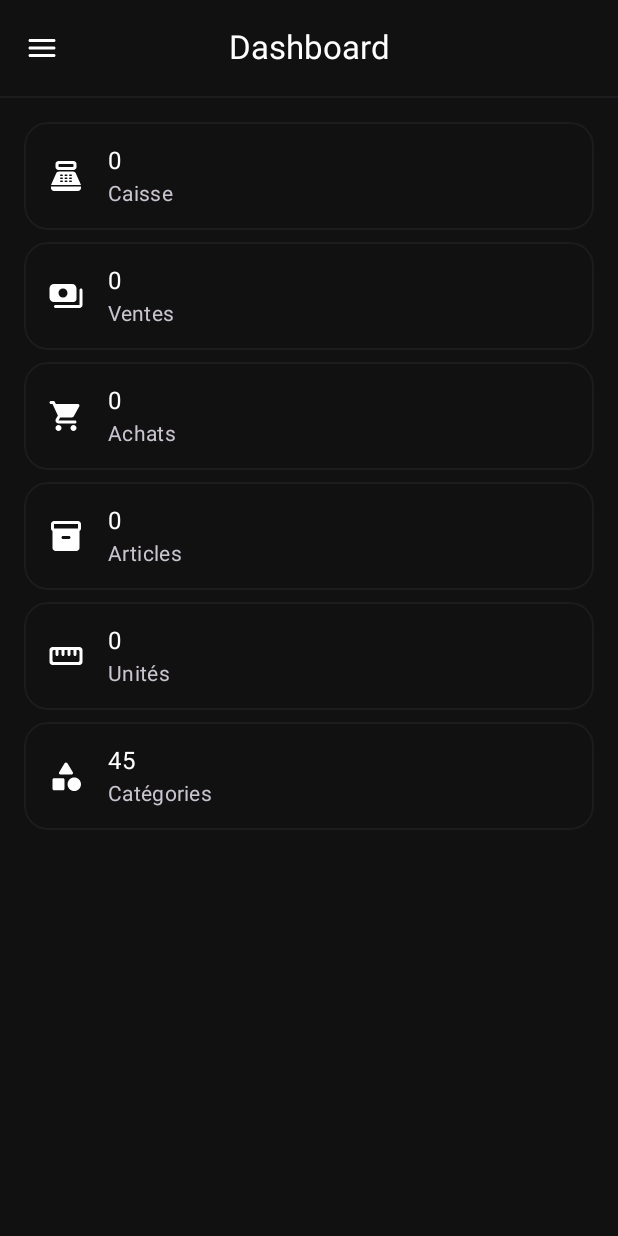
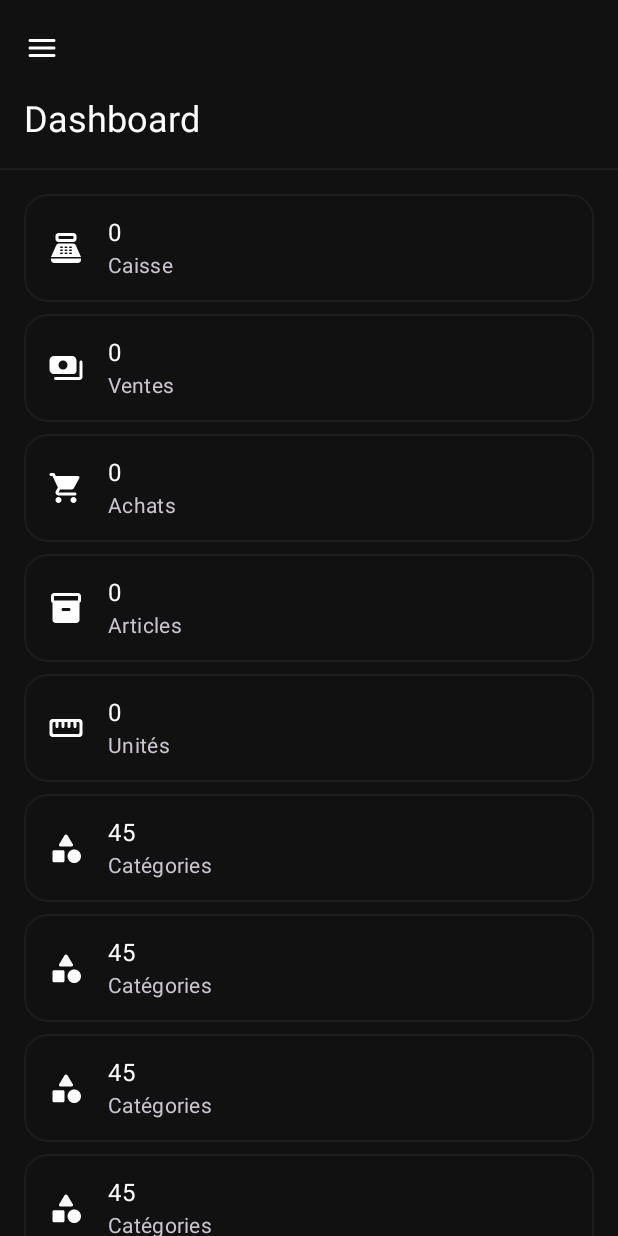
Before and after one commit to Ortega1709/pos-app, an Android app built with Jetpack Compose: the screen it shows after launch (MainActivity), on a phone screen of 412 x 824 dp. Run offline under Robolectric (Android 15) with nearby library versions, the phone set to English and light mode, and no system bars; our stand-ins replace Dagger/Hilt's generated code.

Commit message:
Refactoring update mainScreen code, remove selectedIndex

```diff
--- a/app/src/main/java/com/ortega/posapp/MainActivity.kt
+++ b/app/src/main/java/com/ortega/posapp/MainActivity.kt
@@ -11,12 +11,11 @@ import androidx.compose.material.icons.rounded.Category
 import androidx.compose.material.icons.rounded.CurrencyExchange
 import androidx.compose.material.icons.rounded.Dashboard
 import androidx.compose.material.icons.rounded.Inventory2
-import androidx.compose.material.icons.rounded.Menu
 import androidx.compose.material.icons.rounded.ShoppingCart
 import androidx.compose.material.icons.rounded.Straighten
 import androidx.compose.material3.DrawerValue
+import androidx.compose.material3.ExperimentalMaterial3Api
 import androidx.compose.material3.Icon
-import androidx.compose.material3.IconButton
 import androidx.compose.material3.MaterialTheme
 import androidx.compose.material3.ModalDrawerSheet
 import androidx.compose.material3.ModalNavigationDrawer
@@ -27,18 +26,16 @@ import androidx.compose.material3.Surface
 import androidx.compose.material3.rememberDrawerState
 import androidx.compose.runtime.Composable
 import androidx.compose.runtime.getValue
-import androidx.compose.runtime.mutableIntStateOf
 import androidx.compose.runtime.rememberCoroutineScope
-import androidx.compose.runtime.saveable.rememberSaveable
-import androidx.compose.runtime.setValue
 import androidx.compose.ui.Modifier
 import androidx.compose.ui.res.stringResource
 import androidx.compose.ui.unit.dp
+import androidx.navigation.NavDestination.Companion.hierarchy
 import androidx.navigation.NavHostController
+import androidx.navigation.compose.currentBackStackEntryAsState
 import androidx.navigation.compose.rememberNavController
 import com.ortega.design.auth.HeaderImageComponent
 import com.ortega.design.common.TextComponent
-import com.ortega.design.common.TopBarComponent
 import com.ortega.design.theme.Black
 import com.ortega.design.theme.DarkGray
 import com.ortega.design.theme.PosAppTheme
@@ -64,6 +61,7 @@ class MainActivity : ComponentActivity() {
     }
 }
 
+@OptIn(ExperimentalMaterial3Api::class)
 @SuppressLint("UnusedMaterial3ScaffoldPaddingParameter")
 @Composable
 fun MainScreen(navController: NavHostController) {
@@ -79,7 +77,6 @@ fun MainScreen(navController: NavHostController) {
         MainScreens.Exchange,
         MainScreens.Unity
     )
-
     val items = listOf(
         NavigationItem(
             title = stringResource(id = com.ortega.home.R.string.dashboard),
@@ -107,7 +104,8 @@ fun MainScreen(navController: NavHostController) {
         )
     )
 
-    var selectedItem by rememberSaveable { mutableIntStateOf(0) }
+    val navBackStackEntry by navController.currentBackStackEntryAsState()
+    val currentDestination = navBackStackEntry?.destination
 
     ModalNavigationDrawer(
         drawerState = drawerState,
@@ -126,7 +124,9 @@ fun MainScreen(navController: NavHostController) {
                             unselectedContainerColor = Black
                         ),
                         label = { TextComponent(text = item.title, color = White) },
-                        selected = selectedItem == index,
+                        selected = currentDestination?.hierarchy?.any { destination ->
+                            destination.route == screens[index].route
+                        } == true,
                         icon = {
                             Icon(
                                 tint = White,
@@ -137,7 +137,6 @@ fun MainScreen(navController: NavHostController) {
                         onClick = {
                             navController.navigate(screens[index].route)
                             coroutineScope.launch { drawerState.close() }
-                            selectedItem = index
                         }
                     )
                 }
@@ -147,24 +146,13 @@ fun MainScreen(navController: NavHostController) {
     ) {
 
         Scaffold(
-            modifier = Modifier.fillMaxSize(),
-            topBar = {
-                TopBarComponent(
-                    navigationIcon = {
-                        IconButton(onClick = { coroutineScope.launch { drawerState.open() } }) {
-                            Icon(
-                                tint = White,
-                                imageVector = Icons.Rounded.Menu,
-                                contentDescription = "Menu"
-                            )
-                        }
-                    },
-                    actions = {},
-                    title = items[selectedItem].title
-                )
-            }
+            modifier = Modifier
+                .fillMaxSize(),
         ) {
-            MainNavigation(navController = navController)
+            MainNavigation(
+                navController = navController,
+                onOpenDrawer = { coroutineScope.launch { drawerState.open() } }
+            )
         }
     }
 }
--- a/app/src/main/java/com/ortega/posapp/navigation/MainNavigation.kt
+++ b/app/src/main/java/com/ortega/posapp/navigation/MainNavigation.kt
@@ -13,12 +13,15 @@ import com.ortega.unity.UnityScreen
 
 
 @Composable
-fun MainNavigation(navController: NavHostController) {
+fun MainNavigation(
+    navController: NavHostController,
+    onOpenDrawer: () -> Unit
+) {
 
     NavHost(navController = navController, startDestination = MainScreens.Home.route) {
 
         composable(route = MainScreens.Home.route) {
-            HomeScreen()
+            HomeScreen(onOpenDrawer = onOpenDrawer)
         }
 
         composable(route = MainScreens.Items.route) {
--- a/core/design/src/main/java/com/ortega/design/common/TopBarComponent.kt
+++ b/core/design/src/main/java/com/ortega/design/common/TopBarComponent.kt
@@ -3,14 +3,14 @@ package com.ortega.design.common
 import androidx.compose.foundation.layout.Column
 import androidx.compose.foundation.layout.RowScope
 import androidx.compose.foundation.layout.fillMaxWidth
-import androidx.compose.material3.CenterAlignedTopAppBar
 import androidx.compose.material3.Divider
 import androidx.compose.material3.ExperimentalMaterial3Api
+import androidx.compose.material3.MediumTopAppBar
+import androidx.compose.material3.TopAppBarScrollBehavior
 import androidx.compose.runtime.Composable
 import androidx.compose.ui.Modifier
 import androidx.compose.ui.unit.dp
 import com.ortega.design.theme.DarkGray
-import com.ortega.design.theme.Gray
 import com.ortega.design.theme.White
 
 @OptIn(ExperimentalMaterial3Api::class)
@@ -18,13 +18,17 @@ import com.ortega.design.theme.White
 fun TopBarComponent(
     navigationIcon: @Composable () -> Unit,
     actions: @Composable RowScope.() -> Unit,
-    title: String
+    title: String,
+    scrollBehavior: TopAppBarScrollBehavior
 ) {
+
+
     Column (
         modifier = Modifier.fillMaxWidth()
     ) {
 
-        CenterAlignedTopAppBar(
+        MediumTopAppBar(
+            scrollBehavior = scrollBehavior,
             navigationIcon = navigationIcon,
             title = {
                 TextComponent(
--- a/feature/home/src/main/java/com/ortega/home/HomeScreen.kt
+++ b/feature/home/src/main/java/com/ortega/home/HomeScreen.kt
@@ -12,11 +12,15 @@ import androidx.compose.material.icons.rounded.Payments
 import androidx.compose.material.icons.rounded.PointOfSale
 import androidx.compose.material.icons.rounded.ShoppingCart
 import androidx.compose.material.icons.rounded.Straighten
+import androidx.compose.material3.ExperimentalMaterial3Api
 import androidx.compose.material3.Icon
 import androidx.compose.material3.IconButton
 import androidx.compose.material3.Scaffold
+import androidx.compose.material3.TopAppBarDefaults
+import androidx.compose.material3.rememberTopAppBarState
 import androidx.compose.runtime.Composable
 import androidx.compose.ui.Modifier
+import androidx.compose.ui.input.nestedscroll.nestedScroll
 import androidx.compose.ui.res.stringResource
 import com.ortega.design.common.HeightSpacer
 import com.ortega.design.common.Item
@@ -24,18 +28,23 @@ import com.ortega.design.common.TopBarComponent
 import com.ortega.design.theme.Padding
 import com.ortega.design.theme.White
 
+@OptIn(ExperimentalMaterial3Api::class)
 @Composable
-fun HomeScreen() {
+fun HomeScreen(onOpenDrawer: () -> Unit) {
+
+    val scrollBehavior = TopAppBarDefaults.enterAlwaysScrollBehavior(rememberTopAppBarState())
+
     Box(
         modifier = Modifier.fillMaxSize()
     ) {
         Scaffold(
+            modifier = Modifier
+                .nestedScroll(scrollBehavior.nestedScrollConnection)
+                .fillMaxSize(),
             topBar = {
                 TopBarComponent(
                     navigationIcon = {
-                        IconButton(
-                            onClick = { /*TODO*/ }
-                        ) {
+                        IconButton(onClick = onOpenDrawer) {
                             Icon(
                                 tint = White,
                                 imageVector = Icons.Rounded.Menu,
@@ -44,10 +53,10 @@ fun HomeScreen() {
                         }
                     },
                     actions = {},
-                    title = stringResource(id = R.string.dashboard)
+                    title = stringResource(id = R.string.dashboard),
+                    scrollBehavior = scrollBehavior
                 )
-            },
-            modifier = Modifier.fillMaxSize(),
+            }
         ) { paddingValues ->
             LazyColumn(
                 modifier = Modifier
@@ -95,6 +104,42 @@ fun HomeScreen() {
                         subtitle = stringResource(id = com.ortega.categories.R.string.category)
                     )
 
+                    Item(
+                        image = Icons.Rounded.Category,
+                        title = "45",
+                        subtitle = stringResource(id = com.ortega.categories.R.string.category)
+                    )
+
+                    Item(
+                        image = Icons.Rounded.Category,
+                        title = "45",
+                        subtitle = stringResource(id = com.ortega.categories.R.string.category)
+                    )
+
+                    Item(
+                        image = Icons.Rounded.Category,
+                        title = "45",
+                        subtitle = stringResource(id = com.ortega.categories.R.string.category)
+                    )
+
+                    Item(
+                        image = Icons.Rounded.Category,
+                        title = "45",
+                        subtitle = stringResource(id = com.ortega.categories.R.string.category)
+                    )
+
+                    Item(
+                        image = Icons.Rounded.Category,
+                        title = "45",
+                        subtitle = stringResource(id = com.ortega.categories.R.string.category)
+                    )
+
+                    Item(
+                        image = Icons.Rounded.Category,
+                        title = "45",
+                        subtitle = stringResource(id = com.ortega.categories.R.string.category)
+                    )
+
                 }
             }
         }
--- a/feature/items/src/main/java/com/ortega/items/ItemsScreen.kt
+++ b/feature/items/src/main/java/com/ortega/items/ItemsScreen.kt
@@ -5,4 +5,6 @@ import androidx.compose.runtime.Composable
 @Composable
 fun ItemsScreen() {
 
+
+
 }
```
